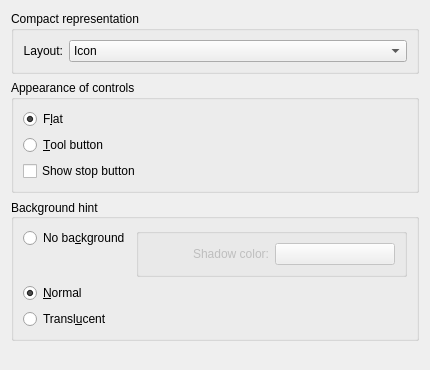
This is engine/generalconfig.ui in jsmitar/playbar2 as Qt 5 draws it before an edit. The edited form follows.
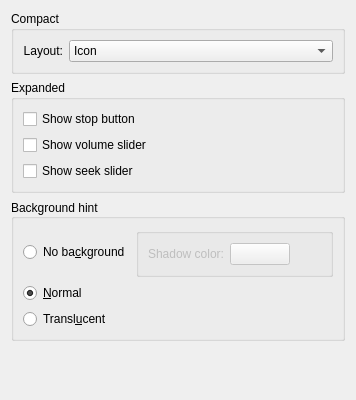
This is the edited form. Custom widgets are drawn as their Qt base class.

What changed in the file:
```diff
--- a/engine/generalconfig.ui
+++ b/engine/generalconfig.ui
@@ -6,8 +6,8 @@
    <rect>
     <x>0</x>
     <y>0</y>
-    <width>430</width>
-    <height>370</height>
+    <width>356</width>
+    <height>400</height>
    </rect>
   </property>
   <property name="sizePolicy">
@@ -18,8 +18,8 @@
   </property>
   <property name="minimumSize">
    <size>
-    <width>430</width>
-    <height>370</height>
+    <width>350</width>
+    <height>400</height>
    </size>
   </property>
   <layout class="QGridLayout" name="gridLayout">
@@ -28,7 +28,7 @@
      <item>
       <widget class="QGroupBox" name="groupBox_CompactRepresentation">
        <property name="title">
-        <string>Compact representation</string>
+        <string>Compact</string>
        </property>
        <property name="flat">
         <bool>true</bool>
@@ -52,6 +52,12 @@
         </item>
         <item row="0" column="1">
          <widget class="QComboBox" name="kcfg_CompactStyle">
+          <property name="sizePolicy">
+           <sizepolicy hsizetype="MinimumExpanding" vsizetype="Fixed">
+            <horstretch>0</horstretch>
+            <verstretch>0</verstretch>
+           </sizepolicy>
+          </property>
           <property name="currentIndex">
            <number>0</number>
           </property>
@@ -62,7 +68,7 @@
            <number>3</number>
           </property>
           <property name="minimumContentsLength">
-           <number>3</number>
+           <number>4</number>
           </property>
           <item>
            <property name="text">
@@ -85,59 +91,35 @@
       </widget>
      </item>
      <item>
-      <widget class="QGroupBox" name="kcfg_ButtonsAppearance">
-       <property name="font">
-        <font>
-         <weight>50</weight>
-         <bold>false</bold>
-        </font>
-       </property>
+      <widget class="QGroupBox" name="groupBox_Expanded">
        <property name="title">
-        <string>Appearance of controls</string>
+        <string>Expanded</string>
        </property>
        <property name="flat">
         <bool>true</bool>
        </property>
-       <layout class="QFormLayout" name="formLayout_3">
-        <property name="labelAlignment">
-         <set>Qt::AlignLeading|Qt::AlignLeft|Qt::AlignVCenter</set>
-        </property>
-        <item row="0" column="0">
-         <widget class="QRadioButton" name="kcfg_Flat">
-          <property name="font">
-           <font>
-            <weight>50</weight>
-            <bold>false</bold>
-           </font>
-          </property>
-          <property name="text">
-           <string>F&amp;lat</string>
-          </property>
-          <property name="checked">
-           <bool>true</bool>
-          </property>
-         </widget>
-        </item>
-        <item row="1" column="0">
-         <widget class="QRadioButton" name="kcfg_ToolButton">
-          <property name="font">
-           <font>
-            <weight>50</weight>
-            <bold>false</bold>
-           </font>
-          </property>
-          <property name="text">
-           <string>&amp;Tool button</string>
-          </property>
-         </widget>
-        </item>
-        <item row="2" column="0">
+       <layout class="QVBoxLayout" name="verticalLayout_2">
+        <item>
          <widget class="QCheckBox" name="kcfg_ShowStop">
           <property name="text">
            <string>Show stop button</string>
           </property>
          </widget>
         </item>
+        <item>
+         <widget class="QCheckBox" name="kcfg_ShowVolumeSlider">
+          <property name="text">
+           <string>Show volume slider</string>
+          </property>
+         </widget>
+        </item>
+        <item>
+         <widget class="QCheckBox" name="kcfg_ShowSeekSlider">
+          <property name="text">
+           <string>Show seek slider</string>
+          </property>
+         </widget>
+        </item>
        </layout>
       </widget>
      </item>
@@ -164,13 +146,7 @@
        <property name="flat">
         <bool>true</bool>
        </property>
-       <layout class="QFormLayout" name="_3">
-        <property name="labelAlignment">
-         <set>Qt::AlignLeading|Qt::AlignLeft|Qt::AlignVCenter</set>
-        </property>
-        <property name="formAlignment">
-         <set>Qt::AlignLeading|Qt::AlignLeft|Qt::AlignTop</set>
-        </property>
+       <layout class="QGridLayout" name="gridLayout_3">
         <item row="0" column="0">
          <widget class="QRadioButton" name="kcfg_NoBackground">
           <property name="font">
@@ -184,38 +160,6 @@
           </property>
          </widget>
         </item>
-        <item row="2" column="0">
-         <widget class="QRadioButton" name="kcfg_Normal">
-          <property name="font">
-           <font>
-            <weight>50</weight>
-            <bold>false</bold>
-           </font>
-          </property>
-          <property name="text">
-           <string>&amp;Normal</string>
-          </property>
-          <property name="checked">
-           <bool>true</bool>
-          </property>
-         </widget>
-        </item>
-        <item row="3" column="0">
-         <widget class="QRadioButton" name="kcfg_Translucent">
-          <property name="font">
-           <font>
-            <weight>50</weight>
-            <bold>false</bold>
-           </font>
-          </property>
-          <property name="autoFillBackground">
-           <bool>false</bool>
-          </property>
-          <property name="text">
-           <string>Transl&amp;ucent</string>
-          </property>
-         </widget>
-        </item>
         <item row="0" column="1">
          <widget class="QGroupBox" name="groupBox_NoBackground">
           <property name="enabled">
@@ -240,7 +184,7 @@
            <bool>true</bool>
           </property>
           <layout class="QGridLayout" name="gridLayout_2">
-           <item row="0" column="2">
+           <item row="0" column="3">
             <widget class="KColorButton" name="kcfg_ShadowColor">
              <property name="sizePolicy">
               <sizepolicy hsizetype="Minimum" vsizetype="Fixed">
@@ -276,8 +220,14 @@
              </property>
             </widget>
            </item>
-           <item row="0" column="0">
+           <item row="0" column="2">
             <widget class="QLabel" name="label_ShadowColor">
+             <property name="sizePolicy">
+              <sizepolicy hsizetype="MinimumExpanding" vsizetype="Preferred">
+               <horstretch>0</horstretch>
+               <verstretch>0</verstretch>
+              </sizepolicy>
+             </property>
              <property name="text">
               <string>Shadow color:</string>
              </property>
@@ -286,9 +236,54 @@
              </property>
             </widget>
            </item>
+           <item row="0" column="4">
+            <spacer name="horizontalSpacer">
+             <property name="orientation">
+              <enum>Qt::Horizontal</enum>
+             </property>
+             <property name="sizeHint" stdset="0">
+              <size>
+               <width>40</width>
+               <height>20</height>
+              </size>
+             </property>
+            </spacer>
+           </item>
           </layout>
          </widget>
         </item>
+        <item row="1" column="0">
+         <widget class="QRadioButton" name="kcfg_Normal">
+          <property name="font">
+           <font>
+            <weight>50</weight>
+            <bold>false</bold>
+           </font>
+          </property>
+          <property name="text">
+           <string>&amp;Normal</string>
+          </property>
+          <property name="checked">
+           <bool>true</bool>
+          </property>
+         </widget>
+        </item>
+        <item row="2" column="0">
+         <widget class="QRadioButton" name="kcfg_Translucent">
+          <property name="font">
+           <font>
+            <weight>50</weight>
+            <bold>false</bold>
+           </font>
+          </property>
+          <property name="autoFillBackground">
+           <bool>false</bool>
+          </property>
+          <property name="text">
+           <string>Transl&amp;ucent</string>
+          </property>
+         </widget>
+        </item>
        </layout>
       </widget>
      </item>
```
Left out of the diff: 13 changed lines with no effect on the pictures.
